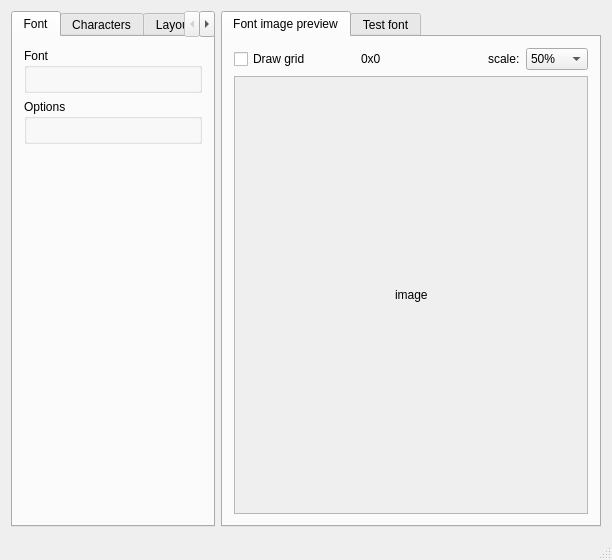
The window that fontbuilder.ui (andryblack/fontbuilder) describes before a commit, drawn with Qt 5.
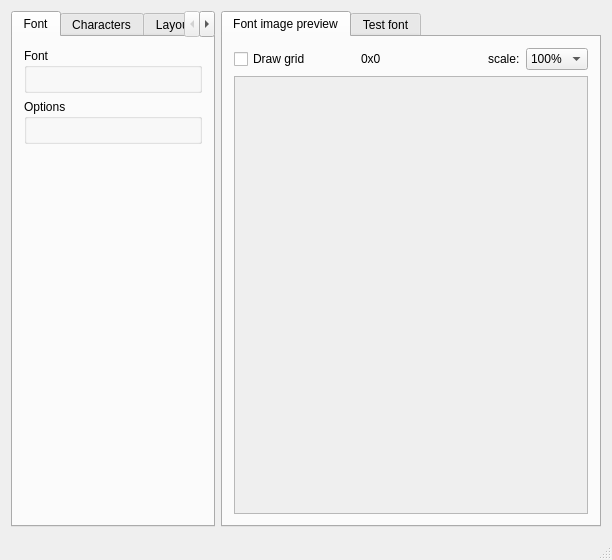
The same window after the commit. Custom widgets are drawn as their Qt base class.

Commit message: Draw with scale, fix size with onePixelSeparator

```diff
--- a/fontbuilder.ui
+++ b/fontbuilder.ui
@@ -178,23 +178,7 @@
             </rect>
            </property>
            <layout class="QGridLayout" name="gridLayout">
-            <item row="1" column="1">
-             <widget class="QLabel" name="label_Image">
-              <property name="autoFillBackground">
-               <bool>true</bool>
-              </property>
-              <property name="frameShape">
-               <enum>QFrame::NoFrame</enum>
-              </property>
-              <property name="lineWidth">
-               <number>2</number>
-              </property>
-              <property name="text">
-               <string>image</string>
-              </property>
-             </widget>
-            </item>
-            <item row="2" column="0" colspan="3">
+            <item row="4" column="0" colspan="4">
              <spacer name="verticalSpacer_3">
               <property name="orientation">
                <enum>Qt::Vertical</enum>
@@ -207,20 +191,7 @@
               </property>
              </spacer>
             </item>
-            <item row="1" column="2">
-             <spacer name="horizontalSpacer">
-              <property name="orientation">
-               <enum>Qt::Horizontal</enum>
-              </property>
-              <property name="sizeHint" stdset="0">
-               <size>
-                <width>40</width>
-                <height>20</height>
-               </size>
-              </property>
-             </spacer>
-            </item>
-            <item row="0" column="0" colspan="3">
+            <item row="0" column="0" colspan="4">
              <spacer name="verticalSpacer_4">
               <property name="orientation">
                <enum>Qt::Vertical</enum>
@@ -233,7 +204,23 @@
               </property>
              </spacer>
             </item>
-            <item row="1" column="0">
+            <item row="2" column="1" colspan="2">
+             <widget class="FontDrawWidget" name="widgetFontPreview" native="true"/>
+            </item>
+            <item row="2" column="3">
+             <spacer name="horizontalSpacer">
+              <property name="orientation">
+               <enum>Qt::Horizontal</enum>
+              </property>
+              <property name="sizeHint" stdset="0">
+               <size>
+                <width>40</width>
+                <height>20</height>
+               </size>
+              </property>
+             </spacer>
+            </item>
+            <item row="2" column="0">
              <spacer name="horizontalSpacer_2">
               <property name="orientation">
                <enum>Qt::Horizontal</enum>
@@ -276,6 +263,9 @@
           <property name="layoutDirection">
            <enum>Qt::LeftToRight</enum>
           </property>
+          <property name="currentIndex">
+           <number>1</number>
+          </property>
           <property name="frame">
            <bool>true</bool>
           </property>
@@ -372,6 +362,12 @@
    <header>fonttestframe.h</header>
    <container>1</container>
   </customwidget>
+  <customwidget>
+   <class>FontDrawWidget</class>
+   <extends>QWidget</extends>
+   <header>fontdrawwidget.h</header>
+   <container>1</container>
+  </customwidget>
  </customwidgets>
  <resources/>
  <connections/>
```
The commit also changes 8 other files.
